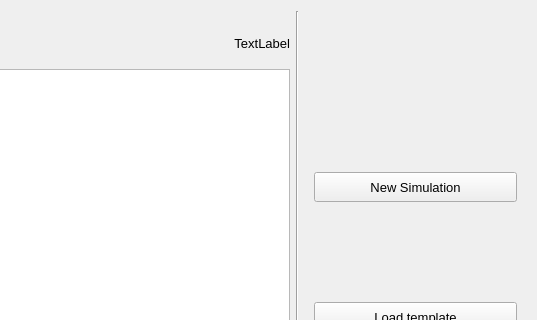
Before: the Qt Designer form threedi_api_qgis_client/ui/sim_overview.ui in nens/threedi-api-qgis-client, drawn with Qt 5; both pictures show x 213 to 750 and y 0 to 320 of the 750 by 500 pixel window.
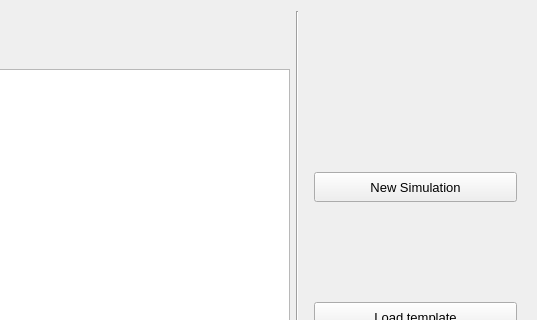
After: the same form once the commit is applied.

```diff
--- a/threedi_api_qgis_client/ui/sim_overview.ui
+++ b/threedi_api_qgis_client/ui/sim_overview.ui
@@ -84,19 +84,6 @@
      </property>
     </widget>
    </item>
-   <item row="1" column="2">
-    <widget class="QLabel" name="label_organisation">
-     <property name="layoutDirection">
-      <enum>Qt::LeftToRight</enum>
-     </property>
-     <property name="text">
-      <string>TextLabel</string>
-     </property>
-     <property name="alignment">
-      <set>Qt::AlignRight|Qt::AlignTrailing|Qt::AlignVCenter</set>
-     </property>
-    </widget>
-   </item>
    <item row="1" column="0">
     <widget class="QLabel" name="label_user">
      <property name="text">
```
